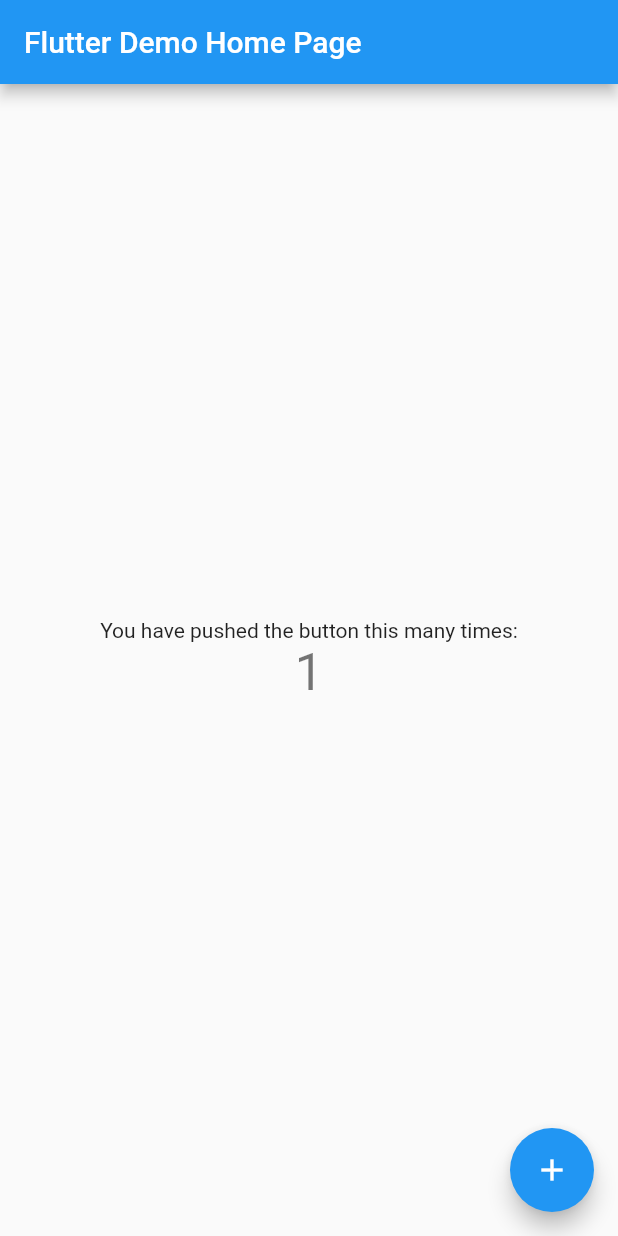
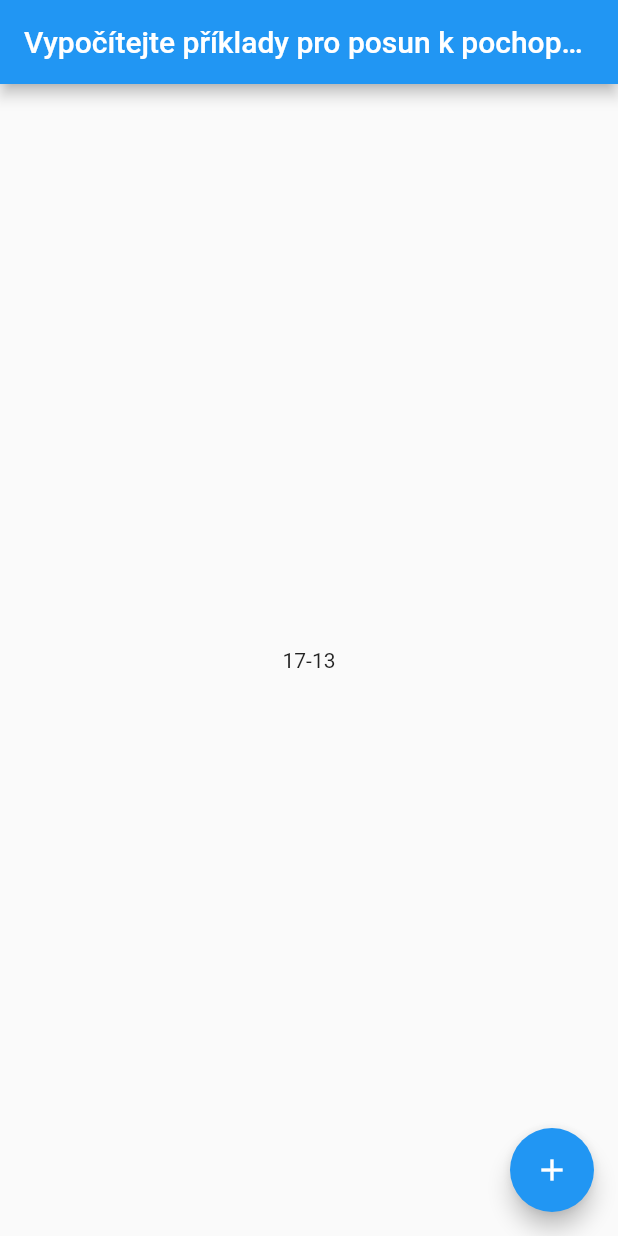
Before and after one commit to MAV0D/Kontakt-priklady, a Flutter app: the screen it shows after launch, after a tap on the "add" icon, on a phone screen of 412 x 824 dp. Run offline on Flutter 3.47's test engine with Material 2 defaults, Android fonts, the phone set to English and light mode, and no system bars.

Commit message:
Generátor náhodných čísel a znamének

```diff
--- a/lib/main.dart
+++ b/lib/main.dart
@@ -1,3 +1,5 @@
+import 'dart:math';
+
 import 'package:flutter/material.dart';
 
 void main() {
@@ -7,39 +9,22 @@ void main() {
 class MyApp extends StatelessWidget {
   const MyApp({super.key});
 
-  // This widget is the root of your application.
   @override
   Widget build(BuildContext context) {
     return MaterialApp(
       title: 'Flutter Demo',
       theme: ThemeData(
-        // This is the theme of your application.
-        //
-        // Try running your application with "flutter run". You'll see the
-        // application has a blue toolbar. Then, without quitting the app, try
-        // changing the primarySwatch below to Colors.green and then invoke
-        // "hot reload" (press "r" in the console where you ran "flutter run",
-        // or simply save your changes to "hot reload" in a Flutter IDE).
-        // Notice that the counter didn't reset back to zero; the application
-        // is not restarted.
         primarySwatch: Colors.blue,
       ),
-      home: const MyHomePage(title: 'Flutter Demo Home Page'),
+      home: const MyHomePage(
+          title:
+              'Vypočítejte příklady pro posun k pochopení problému tří těles:'),
     );
   }
 }
 
 class MyHomePage extends StatefulWidget {
   const MyHomePage({super.key, required this.title});
-
-  // This widget is the home page of your application. It is stateful, meaning
-  // that it has a State object (defined below) that contains fields that affect
-  // how it looks.
-
-  // This class is the configuration for the state. It holds the values (in this
-  // case the title) provided by the parent (in this case the App widget) and
-  // used by the build method of the State. Fields in a Widget subclass are
-  // always marked "final".
 
   final String title;
 
@@ -49,59 +34,73 @@ class MyHomePage extends StatefulWidget {
 
 class _MyHomePageState extends State<MyHomePage> {
   int _counter = 0;
+  int a = 0;
+  int b = 0;
+  var znamenkoInt = 0;
+  var znamenkoZnak = ' ';
+  var delitele = [];
+  var nDelitelu = 0;
 
   void _incrementCounter() {
     setState(() {
-      // This call to setState tells the Flutter framework that something has
-      // changed in this State, which causes it to rerun the build method below
-      // so that the display can reflect the updated values. If we changed
-      // _counter without calling setState(), then the build method would not be
-      // called again, and so nothing would appear to happen.
       _counter++;
+      znamenkoInt = Random().nextInt(3);
+      a = Random().nextInt(99) + 1;
+      switch (znamenkoInt) {
+        case 0:
+          {
+            znamenkoZnak = "+";
+            b = Random().nextInt(100) + 1;
+          }
+          break;
+
+        case 1:
+          {
+            znamenkoZnak = "-";
+            b = Random().nextInt(a - 1) + 1;
+          }
+          break;
+
+        case 2:
+          {
+            znamenkoZnak = "*";
+            b = Random().nextInt(10) + 1;
+          }
+          break;
+
+        case 3:
+          {
+            znamenkoZnak = "/";
+            for (var i = 2; i < sqrt(a); i++) {
+              if (a % i == 0) {
+                delitele[nDelitelu] = i;
+                nDelitelu++;
+              }
+            }
+            if (nDelitelu != 0) {
+              b = delitele[Random().nextInt(nDelitelu)];
+            } else {
+              b = a;
+            }
+          }
+          break;
+      }
     });
   }
 
   @override
   Widget build(BuildContext context) {
-    // This method is rerun every time setState is called, for instance as done
-    // by the _incrementCounter method above.
-    //
-    // The Flutter framework has been optimized to make rerunning build methods
-    // fast, so that you can just rebuild anything that needs updating rather
-    // than having to individually change instances of widgets.
     return Scaffold(
       appBar: AppBar(
-        // Here we take the value from the MyHomePage object that was created by
-        // the App.build method, and use it to set our appbar title.
         title: Text(widget.title),
       ),
       body: Center(
-        // Center is a layout widget. It takes a single child and positions it
-        // in the middle of the parent.
-        child: Column(
-          // Column is also a layout widget. It takes a list of children and
-          // arranges them vertically. By default, it sizes itself to fit its
-          // children horizontally, and tries to be as tall as its parent.
-          //
-          // Invoke "debug painting" (press "p" in the console, choose the
-          // "Toggle Debug Paint" action from the Flutter Inspector in Android
-          // Studio, or the "Toggle Debug Paint" command in Visual Studio Code)
-          // to see the wireframe for each widget.
-          //
-          // Column has various properties to control how it sizes itself and
-          // how it positions its children. Here we use mainAxisAlignment to
-          // center the children vertically; the main axis here is the vertical
-          // axis because Columns are vertical (the cross axis would be
-          // horizontal).
+        child: Row(
           mainAxisAlignment: MainAxisAlignment.center,
           children: <Widget>[
-            const Text(
-              'You have pushed the button this many times:',
-            ),
-            Text(
-              '$_counter',
-              style: Theme.of(context).textTheme.headlineMedium,
-            ),
+            Text('$a'),
+            Text(znamenkoZnak),
+            Text('$b'),
           ],
         ),
       ),
@@ -109,7 +108,7 @@ class _MyHomePageState extends State<MyHomePage> {
         onPressed: _incrementCounter,
         tooltip: 'Increment',
         child: const Icon(Icons.add),
-      ), // This trailing comma makes auto-formatting nicer for build methods.
+      ),
     );
   }
 }
```
